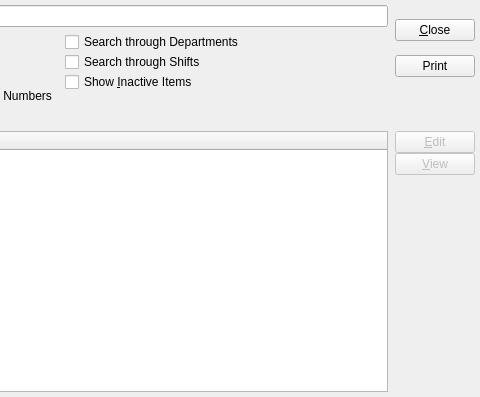
Before: the Qt Designer form xtuple/trunk/guiclient/searchForEmp.ui in WooodHead/xtuple, drawn with Qt 5; both pictures show x 218 to 698 and y 0 to 397 of the 698 by 397 pixel window.
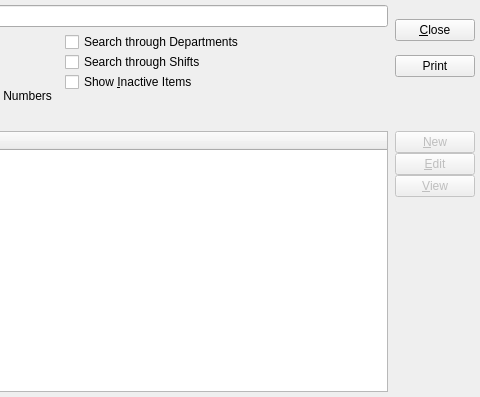
After: the same form once the commit is applied. Custom widgets are drawn as their Qt base class.

```diff
--- a/xtuple/trunk/guiclient/searchForEmp.ui
+++ b/xtuple/trunk/guiclient/searchForEmp.ui
@@ -243,6 +243,16 @@
           <property name="spacing" >
            <number>0</number>
           </property>
+          <item>
+           <widget class="QPushButton" name="_new" >
+            <property name="enabled" >
+             <bool>false</bool>
+            </property>
+            <property name="text" >
+             <string>&amp;New</string>
+            </property>
+           </widget>
+          </item>
           <item>
            <widget class="QPushButton" name="_edit" >
             <property name="enabled" >
```
Left out of the diff: 1 changed line with no effect on the pictures.
